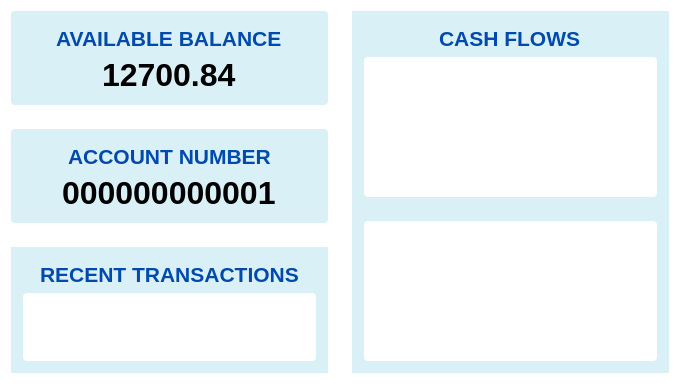
Above: resources/ui_files/bank_dashboard.ui from Errol-Anthony-Jano/CC15-Final-Project before the change. Below: the same form after it.
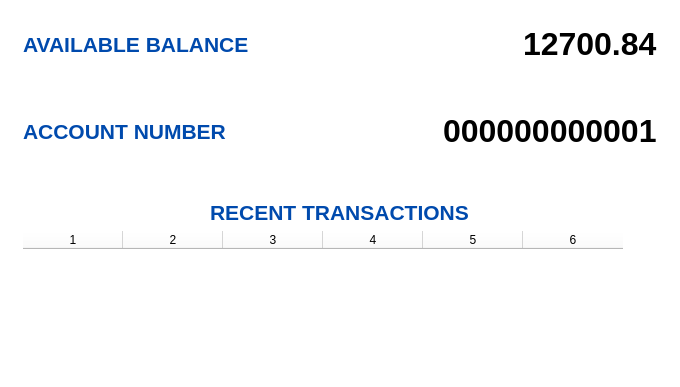
That is the form after the change.

Commit message: Removed matplotlib graphs from dashboard; removed unnecessary fields from sub-menus, and edited names of objects

What changed in the file:
```diff
--- a/resources/ui_files/bank_dashboard.ui
+++ b/resources/ui_files/bank_dashboard.ui
@@ -7,7 +7,7 @@
     <x>0</x>
     <y>0</y>
     <width>680</width>
-    <height>381</height>
+    <height>387</height>
    </rect>
   </property>
   <property name="windowTitle">
@@ -16,10 +16,7 @@
   <property name="styleSheet">
    <string notr="true">background: #ffffff;</string>
   </property>
-  <layout class="QHBoxLayout" name="horizontalLayout" stretch="1,1">
-   <property name="spacing">
-    <number>24</number>
-   </property>
+  <layout class="QVBoxLayout" name="verticalLayout">
    <item>
     <layout class="QVBoxLayout" name="verticalLayout_2">
      <property name="spacing">
@@ -33,15 +30,14 @@
        <item>
         <widget class="QGroupBox" name="groupBox">
          <property name="styleSheet">
-          <string notr="true">background: #daf0f7;
-border: 0;
+          <string notr="true">border: 0;
 border-radius: 4px;</string>
          </property>
          <property name="title">
           <string/>
          </property>
-         <layout class="QVBoxLayout" name="verticalLayout_4">
-          <item alignment="Qt::AlignHCenter">
+         <layout class="QHBoxLayout" name="horizontalLayout">
+          <item>
            <widget class="QLabel" name="header_bal">
             <property name="font">
              <font>
@@ -57,7 +53,20 @@
             </property>
            </widget>
           </item>
-          <item alignment="Qt::AlignHCenter">
+          <item>
+           <spacer name="horizontalSpacer">
+            <property name="orientation">
+             <enum>Qt::Horizontal</enum>
+            </property>
+            <property name="sizeHint" stdset="0">
+             <size>
+              <width>40</width>
+              <height>20</height>
+             </size>
+            </property>
+           </spacer>
+          </item>
+          <item>
            <widget class="QLabel" name="bal_label">
             <property name="sizePolicy">
              <sizepolicy hsizetype="Preferred" vsizetype="Preferred">
@@ -87,15 +96,14 @@
      <item>
       <widget class="QGroupBox" name="groupBox_4">
        <property name="styleSheet">
-        <string notr="true">background: #daf0f7;
-border: 0;
+        <string notr="true">border: 0;
 border-radius: 4px;</string>
        </property>
        <property name="title">
         <string/>
        </property>
-       <layout class="QVBoxLayout" name="verticalLayout_8">
-        <item alignment="Qt::AlignHCenter">
+       <layout class="QHBoxLayout" name="horizontalLayout_2">
+        <item>
          <widget class="QLabel" name="header_acct_num">
           <property name="font">
            <font>
@@ -111,7 +119,20 @@
           </property>
          </widget>
         </item>
-        <item alignment="Qt::AlignHCenter">
+        <item>
+         <spacer name="horizontalSpacer_2">
+          <property name="orientation">
+           <enum>Qt::Horizontal</enum>
+          </property>
+          <property name="sizeHint" stdset="0">
+           <size>
+            <width>40</width>
+            <height>20</height>
+           </size>
+          </property>
+         </spacer>
+        </item>
+        <item>
          <widget class="QLabel" name="acct_num_label">
           <property name="sizePolicy">
            <sizepolicy hsizetype="Preferred" vsizetype="Preferred">
@@ -140,7 +161,7 @@
       <widget class="QGroupBox" name="groupBox_2">
        <property name="styleSheet">
         <string notr="true">border: 0;
-background: #daf0f7;</string>
+</string>
        </property>
        <property name="title">
         <string/>
@@ -163,11 +184,34 @@
          </widget>
         </item>
         <item>
-         <widget class="QTableView" name="tbl_recent_transactions">
+         <widget class="QTableWidget" name="tbl_recent_transactions">
           <property name="styleSheet">
-           <string notr="true">background: #ffffff;
-border-radius: 4px;</string>
+           <string notr="true">border-radius: 4px;</string>
           </property>
+          <property name="verticalScrollBarPolicy">
+           <enum>Qt::ScrollBarAsNeeded</enum>
+          </property>
+          <property name="horizontalScrollBarPolicy">
+           <enum>Qt::ScrollBarAsNeeded</enum>
+          </property>
+          <property name="selectionMode">
+           <enum>QAbstractItemView::NoSelection</enum>
+          </property>
+          <property name="showGrid">
+           <bool>false</bool>
+          </property>
+          <property name="rowCount">
+           <number>0</number>
+          </property>
+          <property name="columnCount">
+           <number>6</number>
+          </property>
+          <column/>
+          <column/>
+          <column/>
+          <column/>
+          <column/>
+          <column/>
          </widget>
         </item>
        </layout>
@@ -175,74 +219,6 @@
      </item>
     </layout>
    </item>
-   <item>
-    <widget class="QGroupBox" name="groupBox_3">
-     <property name="styleSheet">
-      <string notr="true">background: #daf0f7;
-border: 0;</string>
-     </property>
-     <property name="title">
-      <string/>
-     </property>
-     <layout class="QVBoxLayout" name="verticalLayout_3">
-      <item>
-       <layout class="QVBoxLayout" name="verticalLayout" stretch="0,1">
-        <item alignment="Qt::AlignHCenter">
-         <widget class="QLabel" name="cash_flows">
-          <property name="font">
-           <font>
-            <pointsize>16</pointsize>
-            <bold>true</bold>
-           </font>
-          </property>
-          <property name="styleSheet">
-           <string notr="true">color: #004aad</string>
-          </property>
-          <property name="text">
-           <string>CASH FLOWS</string>
-          </property>
-         </widget>
-        </item>
-        <item>
-         <layout class="QVBoxLayout" name="verticalLayout_7">
-          <property name="spacing">
-           <number>24</number>
-          </property>
-          <item>
-           <widget class="QWidget" name="expense_graph" native="true">
-            <property name="minimumSize">
-             <size>
-              <width>120</width>
-              <height>80</height>
-             </size>
-            </property>
-            <property name="styleSheet">
-             <string notr="true">border-radius: 4px;
-background: #ffffff;</string>
-            </property>
-           </widget>
-          </item>
-          <item>
-           <widget class="QWidget" name="income_graph" native="true">
-            <property name="minimumSize">
-             <size>
-              <width>120</width>
-              <height>80</height>
-             </size>
-            </property>
-            <property name="styleSheet">
-             <string notr="true">background: #ffffff;
-border-radius: 4px;</string>
-            </property>
-           </widget>
-          </item>
-         </layout>
-        </item>
-       </layout>
-      </item>
-     </layout>
-    </widget>
-   </item>
   </layout>
  </widget>
  <resources/>
```
The commit also changes 9 other files.
